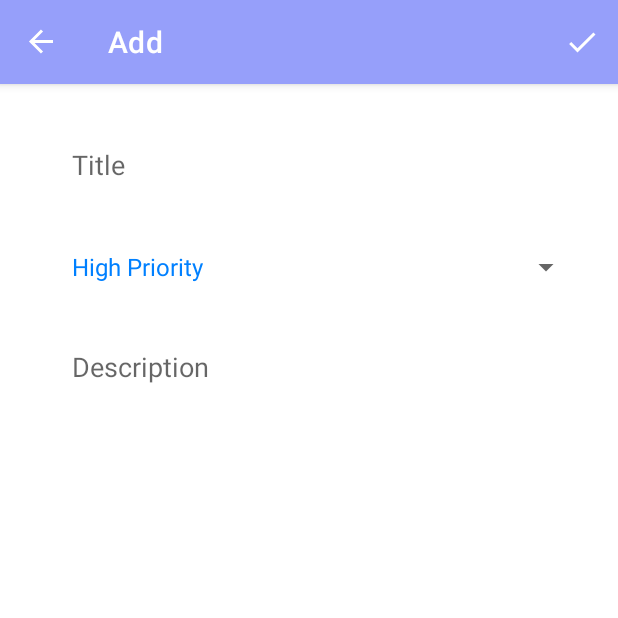
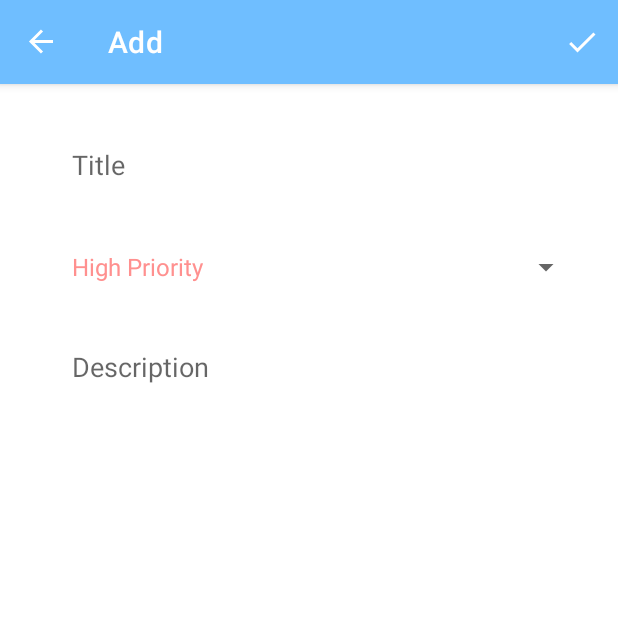
Before and after one commit to paulchibamba/Tantika, an Android app: the AddFragment screen opened through its navigation route, on a phone screen of 412 x 824 dp, the top half of it. Run offline under Robolectric (Android 15) with nearby library versions, the phone set to English and light mode, and no system bars; our stand-ins replace Room's generated code, navigation-ui; libraries missing offline, so code that uses them is left out: jp.wasabeef.recyclerview; 4 statements that could not run were skipped.

Commit message:
UI Colors Updated

```diff
--- a/app/src/main/res/values/colors.xml
+++ b/app/src/main/res/values/colors.xml
@@ -1,9 +1,9 @@
 <?xml version="1.0" encoding="utf-8"?>
 <resources>
     <color name="purple_200">#FFBB86FC</color>
-    <color name="purple_500">#969ffa</color>
-    <color name="purple_700">#6471c7</color>
-    <color name="teal_200">#969ffa</color>
+    <color name="purple_500">#6fbeff </color>
+    <color name="purple_700">#328ecc</color>
+    <color name="teal_200">#6fbeff </color>
     <color name="teal_700">#FF018786</color>
     <color name="black">#FF000000</color>
     <color name="white">#FFFFFFFF</color>
@@ -15,7 +15,7 @@
     <color name="green">#92ef96</color>
 
 <!--    Priority Indicators-->
-    <color name="highPriority">#0080ff</color>
-    <color name="mediumPriority">#6fbeff</color>
-    <color name="lowPriority">#deeefe</color>
+    <color name="highPriority">#ff908f</color>
+    <color name="mediumPriority">#ffc492</color>
+    <color name="lowPriority">#b7ffd9</color>
 </resources>
```
